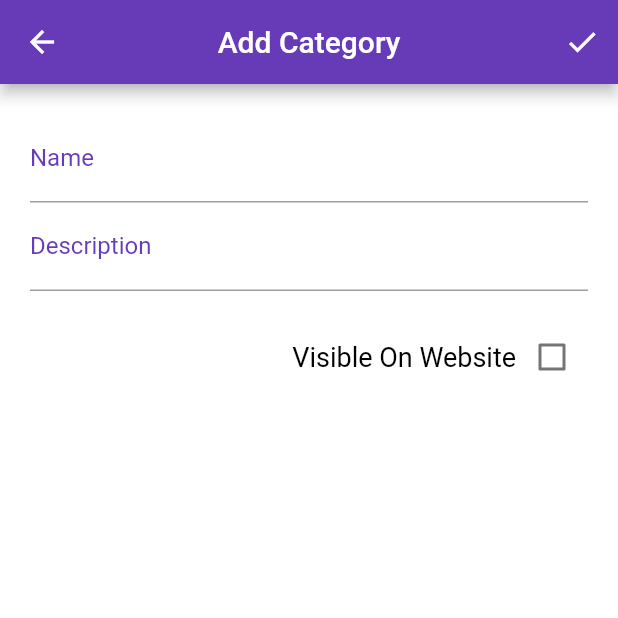
After one commit to E-Kaese/DVSoap-Flutter, a Flutter app: the ManageCategories screen opened directly, after a tap on the "add" icon, on a phone screen of 412 x 824 dp, the top half of it. The commit adds this screen. Run offline on Flutter 3.47's test engine with Material 2 defaults, Android fonts, the phone set to English and light mode, and no system bars; our stand-ins replace cloud_firestore; accounts and stored records are empty.

Commit message:
Added category management

```diff
--- a/dvsoap/lib/models/category.dart
+++ b/dvsoap/lib/models/category.dart
@@ -2,18 +2,20 @@ import 'package:cloud_firestore/cloud_firestore.dart';
 
 class Category {
   static final CollectionReference collection =
-      Firestore.instance.collection('category');
+      Firestore.instance.collection('categories');
 
   final String id;
   final bool isActive;
   final bool isVisible;
   final String name;
+  final String description;
 
   Category(
       {this.id,
       this.isActive,
       this.isVisible,
-      this.name,});
+      this.name,
+      this.description});
 
   @override
   bool operator ==(covariant Category other) => other.hashCode == hashCode;
@@ -27,6 +29,7 @@ class Category {
       isActive: snapshot.data['IsActive'],
       isVisible: snapshot.data['IsVisible'],
       name: snapshot.data['Name'],
+      description: snapshot.data['Description'],
     );
   }
 
@@ -35,6 +38,7 @@ class Category {
       'IsActive': isActive,
       'IsVisible': isVisible,
       'Name': name,
+      'Description': description,
     };
   }
 }
--- /dev/null
+++ b/dvsoap/lib/screens/addOrUpdateCategory.dart
@@ -0,0 +1,219 @@
+import 'dart:async';
+import 'package:cloud_firestore/cloud_firestore.dart';
+import 'package:dvsoap/abstract/loadingAbstractState.dart';
+import 'package:dvsoap/models/category.dart';
+import 'package:dvsoap/service/snackBarService.dart';
+import 'package:dvsoap/theme/colours.dart';
+import 'package:flutter/material.dart';
+import 'package:flutter/services.dart';
+
+class AddOrUpdateCategory extends StatefulWidget {
+  final Category category;
+  final bool updating;
+  final SnackBarService snackBarService;
+
+  const AddOrUpdateCategory(
+    this.category,
+    this.updating,
+    this.snackBarService, {
+    Key key,
+  }) : super(key: key);
+
+  @override
+  _AddOrUpdateCategoryState createState() => _AddOrUpdateCategoryState();
+}
+
+class _AddOrUpdateCategoryState
+    extends LoadingAbstractState<AddOrUpdateCategory> {
+  final _formKey = GlobalKey<FormState>();
+  FocusNode descriptionFocus = FocusNode();
+  String name;
+  String description;
+  bool isVisible;
+
+  @override
+  void initState() {
+    super.initState();
+    if (widget.updating) {
+      name = widget.category.name;
+      description = widget.category.description;
+      isVisible = widget.category.isVisible;
+    } else {
+      isVisible = false;
+    }
+  }
+
+  Future<void> _addCategory() async {
+    setState(() {
+      isLoading = true;
+    });
+
+    Category category = Category(
+      name: name,
+      description: description,
+      isVisible: isVisible,
+      isActive: true,
+    );
+
+    try {
+      await Firestore.instance.collection('categories').add(category.toMap());
+      setState(() {
+        isLoading = false;
+      });
+
+      widget.snackBarService.showSnackBar('Added $name successfully');
+      Navigator.pop(context);
+    } catch (e) {
+      setState(() {
+        isLoading = false;
+      });
+
+      widget.snackBarService.showSnackBar('Error adding $name: $e');
+    }
+  }
+
+  Future<void> _updateCategory() async {
+    setState(() {
+      isLoading = true;
+    });
+
+    Category category = Category(
+        name: name,
+        description: description,
+        isActive: widget.category.isActive,
+        isVisible: isVisible);
+
+    try {
+      await Firestore.instance
+          .collection('categories')
+          .document(widget.category.id)
+          .setData(category.toMap(), merge: true);
+
+      setState(() {
+        isLoading = false;
+      });
+
+      widget.snackBarService.showSnackBar('Updated $name successfully');
+      Navigator.pop(context);
+    } catch (e) {
+      setState(() {
+        isLoading = false;
+      });
+
+      widget.snackBarService.showSnackBar('Error updating $name: $e');
+    }
+  }
+
+  @override
+  Widget build(BuildContext context) {
+    return Scaffold(
+      resizeToAvoidBottomInset: false,
+      appBar: AppBar(
+        title: Text(widget.updating ? 'Update $name' : 'Add Category'),
+        centerTitle: true,
+        backgroundColor: DarkPurple,
+        actions: <Widget>[
+          IconButton(
+            icon: Icon(Icons.check),
+            onPressed: () {
+              if (_formKey.currentState.validate()) {
+                widget.updating ? _updateCategory() : _addCategory();
+              }
+            },
+          )
+        ],
+      ),
+      body: body(),
+    );
+  }
+
+  @override
+  Widget content() {
+    return Form(
+      key: _formKey,
+      child: Container(
+        color: Colors.white,
+        padding: EdgeInsets.all(20),
+        child: Column(
+          children: <Widget>[
+            TextFormField(
+              initialValue: widget.updating ? widget.category.name : "",
+              onChanged: (s) {
+                setState(() {
+                  name = s;
+                });
+              },
+              autocorrect: true,
+              textInputAction: TextInputAction.go,
+              validator: (value) {
+                if (value.isEmpty) {
+                  return 'Please enter some text';
+                }
+                return null;
+              },
+              onEditingComplete: () =>
+                  FocusScope.of(context).requestFocus(descriptionFocus),
+              style: TextStyle(color: Colors.black),
+              decoration: InputDecoration(
+                labelText: 'Name',
+                labelStyle: TextStyle(color: DarkPurple),
+              ),
+            ),
+            TextFormField(
+              initialValue: widget.updating ? widget.category.description : "",
+              onChanged: (s) {
+                setState(() {
+                  description = s;
+                });
+              },
+              keyboardType: TextInputType.text,
+              focusNode: descriptionFocus,
+              autocorrect: true,
+              validator: (value) {
+                if (value.isEmpty) {
+                  return 'Please enter some text';
+                }
+                return null;
+              },
+              style: TextStyle(color: Colors.black),
+              decoration: InputDecoration(
+                labelText: 'Description',
+                labelStyle: TextStyle(color: DarkPurple),
+              ),
+            ),
+            Padding(
+              padding: EdgeInsets.only(top: 20),
+              child: Row(
+                crossAxisAlignment: CrossAxisAlignment.center,
+                mainAxisAlignment: MainAxisAlignment.end,
+                mainAxisSize: MainAxisSize.max,
+                children: <Widget>[
+                  Container(
+                    alignment: Alignment.centerLeft,
+                    child: Text(
+                      "Visible On Website",
+                      style: TextStyle(color: Colors.black, fontSize: 18),
+                    ),
+                  ),
+                  Container(
+                    alignment: Alignment.centerRight,
+                    child: Checkbox(
+                      value: isVisible,
+                      onChanged: (s) {
+                        setState(() {
+                          isVisible = s;
+                        });
+                      },
+                      checkColor: DarkPurple,
+                      activeColor: Colors.white,
+                    ),
+                  )
+                ],
+              ),
+            ),
+          ],
+        ),
+      ),
+    );
+  }
+}
--- /dev/null
+++ b/dvsoap/lib/screens/manageCategories.dart
@@ -0,0 +1,190 @@
+import 'dart:async';
+import 'package:dvsoap/abstract/loadingAbstractState.dart';
+import 'package:dvsoap/models/category.dart';
+import 'package:dvsoap/service/dialogService.dart';
+import 'package:dvsoap/service/snackBarService.dart';
+import 'package:cloud_firestore/cloud_firestore.dart';
+import 'package:flutter/material.dart';
+import 'package:flutter/services.dart';
+import 'addOrUpdateCategory.dart';
+
+class ManageCategories extends StatefulWidget {
+  @override
+  _ManageCategoriesState createState() => _ManageCategoriesState();
+}
+
+class _ManageCategoriesState extends LoadingAbstractState<ManageCategories> {
+  final _scaffoldKey = GlobalKey<ScaffoldState>();
+  SnackBarService snackbarService;
+  final TextEditingController _searchController = TextEditingController();
+  List<Category> _categories = [];
+  StreamSubscription<QuerySnapshot> _sub;
+
+  @override
+  void initState() {
+    super.initState();
+
+    snackbarService = SnackBarService(_scaffoldKey);
+    setState(() {
+      isLoading = true;
+    });
+    _loadData();
+  }
+
+  @override
+  void dispose() {
+    _searchController?.dispose();
+    _sub?.cancel();
+    super.dispose();
+  }
+
+  Future<void> _loadData() async {
+    _sub = Firestore.instance
+        .collection('categories')
+        .where('IsActive', isEqualTo: true)
+        .snapshots()
+        .listen((onData) {
+      onData.documentChanges.forEach((f) {
+        Category category = Category.fromSnapshot(f.document);
+        switch (f.type) {
+          case DocumentChangeType.added:
+            _categories.add(category);
+            break;
+          case DocumentChangeType.modified:
+            int index = _categories.indexOf(category);
+            _categories.replaceRange(index, index + 1, [category]);
+            break;
+          case DocumentChangeType.removed:
+            _categories.remove(category);
+            break;
+        }
+      });
+    });
+
+    if (mounted) {
+      setState(() {
+        isLoading = false;
+      });
+    }
+  }
+
+  Future<Iterable<Category>> _getCategories() async {
+    if (_searchController.text.isNotEmpty) {
+      return _categories
+          .where((Category category) => category.name
+              .toLowerCase()
+              .contains(_searchController.text.toLowerCase()))
+          .toList();
+    }
+
+    _categories.sort((a, b) => a.name.compareTo(b.name));
+    return _categories;
+  }
+
+  Future<void> _removeCategory(Category category) async {
+    bool result = await DialogService.instance.showConfirmation(
+        context, 'Are you sure you want to remove ${category.name}?');
+
+    if (result) {
+      await Firestore.instance
+          .collection('categories')
+          .document(category.id)
+          .setData({'IsActive': false}, merge: true);
+      snackbarService.showSnackBar('Successfully removed ${category.name}');
+    }
+  }
+
+  Widget _buildItemList(Category category) {
+    return ListTile(
+      dense: true,
+      contentPadding: EdgeInsets.symmetric(horizontal: 15),
+      title: Text(
+        category.name,
+      ),
+      trailing: IconButton(
+        icon: Icon(Icons.delete),
+        onPressed: () {
+          _removeCategory(category);
+        },
+      ),
+      onTap: () {
+        SystemChrome.setEnabledSystemUIOverlays([]);
+        Navigator.push(
+          context,
+          MaterialPageRoute(
+              builder: (b) =>
+                  AddOrUpdateCategory(category, true, snackbarService)),
+        ).then((b) {
+          SystemChrome.setEnabledSystemUIOverlays([]);
+        });
+      },
+    );
+  }
+
+  @override
+  Widget build(BuildContext context) {
+    return Scaffold(
+      key: _scaffoldKey,
+      backgroundColor: Colors.white,
+      appBar: AppBar(
+        title: Text('Categories'),
+      ),
+      floatingActionButton: FloatingActionButton(
+        child: Icon(Icons.add),
+        onPressed: () {
+          Navigator.push(
+            context,
+            MaterialPageRoute(
+                builder: (b) =>
+                    AddOrUpdateCategory(null, false, snackbarService)),
+          ).then((b) {});
+        },
+      ),
+      body: body(),
+    );
+  }
+
+  @override
+  Widget content() {
+    return Padding(
+      padding: EdgeInsets.all(10),
+      child: Column(
+        mainAxisSize: MainAxisSize.min,
+        crossAxisAlignment: CrossAxisAlignment.stretch,
+        mainAxisAlignment: MainAxisAlignment.start,
+        children: <Widget>[
+          TextFormField(
+            onChanged: (s) {
+              setState(() {});
+            },
+            controller: _searchController,
+            cursorColor: Colors.black,
+            decoration: InputDecoration(
+              suffixIcon: Icon(
+                Icons.search,
+              ),
+              hintText: 'Search...',
+            ),
+          ),
+          Expanded(
+            child: FutureBuilder<Iterable<Category>>(
+              initialData: _categories,
+              future: _getCategories(),
+              builder: (buildContext, snapshot) => ListView.separated(
+                separatorBuilder: (separatorContext, index) => Container(
+                  height: 1,
+                  decoration: BoxDecoration(
+                      border: BorderDirectional(
+                          bottom: BorderSide(width: 1, color: Colors.black))),
+                ),
+                itemCount: snapshot.data.length,
+                itemBuilder: (context, index) =>
+                    _buildItemList(snapshot.data.elementAt(index)),
+              ),
+            ),
+          ),
+        ],
+      ),
+    );
+  }
+}
--- a/dvsoap/lib/widgets/views/stockManageView.dart
+++ b/dvsoap/lib/widgets/views/stockManageView.dart
@@ -4,6 +4,7 @@ import 'package:dvsoap/abstract/loadingAbstractState.dart';
 import 'package:dvsoap/models/category.dart';
 import 'package:dvsoap/models/stock.dart';
 import 'package:dvsoap/screens/addOrUpdateStock.dart';
+import 'package:dvsoap/service/dialogService.dart';
 import 'package:dvsoap/service/snackBarService.dart';
 import 'package:dvsoap/theme/colours.dart';
 import 'package:flutter/material.dart';
@@ -20,6 +21,7 @@ class StockManageView extends StatefulWidget {
 class _StockManageViewState extends LoadingAbstractState<StockManageView> {
   final TextEditingController _searchController = TextEditingController();
   final List<Stock> _stock = [];
+  final List<Category> _categories = [];
   Category category;
   StreamSubscription<QuerySnapshot> _sub;
   SnackBarService _snackbarService;
@@ -46,7 +48,7 @@ class _StockManageViewState extends LoadingAbstractState<StockManageView> {
         .collection('stock')
         .where('IsActive', isEqualTo: true)
         .snapshots()
-        .listen((onData) {
+        .listen((onData) async {
       onData.documentChanges.forEach((f) {
         Stock stock = Stock.fromSnapshot(f.document);
         switch (f.type) {
@@ -62,9 +64,18 @@ class _StockManageViewState extends LoadingAbstractState<StockManageView> {
             break;
         }
       });
+      _stock.sort((a, b) => a.name.compareTo(b.name));
+      var categories = [];
+      for (Stock s in _stock) {
+        categories.add(Category.fromSnapshot(await s.category.get()));
+      }
 
       if (mounted) {
         setState(() {
+          _categories.clear();
+          categories.forEach((c) {
+            _categories.add(c);
+          });
           isLoading = false;
         });
       }
@@ -82,14 +93,31 @@ class _StockManageViewState extends LoadingAbstractState<StockManageView> {
     return _stock;
   }
 
-  Widget _buildItemList(Stock item) {
+  Future<void> _removeStock(Stock stock) async {
+    bool result = await DialogService.instance.showConfirmation(
+        context, 'Are you sure you want to remove ${stock.name}?');
+
+    if (result) {
+      await Firestore.instance
+          .collection('stock')
+          .document(stock.id)
+          .updateData({'IsActive': false});
+      _snackbarService.showSnackBar('Successfully removed ${stock.name}');
+    }
+  }
+
+  Widget _buildItemList(Stock item, int index) {
     var controller = TextEditingController(text: item.amount.toString());
     return ListTile(
       contentPadding: EdgeInsets.symmetric(horizontal: 15),
       title: Text(
         item.name,
       ),
-      subtitle: Text(item.category.documentID),
+      subtitle: Text(
+        ((_categories.length > 0)
+            ? '${_categories.elementAt(index).name}'
+            : ''),
+      ),
       trailing: Row(
         mainAxisAlignment: MainAxisAlignment.center,
         crossAxisAlignment: CrossAxisAlignment.center,
@@ -181,8 +209,15 @@ class _StockManageViewState extends LoadingAbstractState<StockManageView> {
           ),
         ],
       ),
+      onLongPress: () {
+        _removeStock(item);
+      },
       onTap: () {
-        Navigator.push(context, MaterialPageRoute(builder: (b) => AddOrUpdateStock(item, true, _snackbarService)));
+        Navigator.push(
+            context,
+            MaterialPageRoute(
+                builder: (b) =>
+                    AddOrUpdateStock(item, true, _snackbarService)));
       },
     );
   }
@@ -228,7 +263,7 @@ class _StockManageViewState extends LoadingAbstractState<StockManageView> {
                 ),
                 itemCount: snapshot.data.length,
                 itemBuilder: (context, index) =>
-                    _buildItemList(snapshot.data.elementAt(index)),
+                    _buildItemList(snapshot.data.elementAt(index), index),
               ),
             ),
           ),
```
Also changed, not shown: dvsoap/lib/main.dart (+6 -8 lines), dvsoap/lib/screens/addOrUpdateStock.dart (+30 -23 lines), dvsoap/lib/service/dialogService.dart (added, +169 -0 lines).
